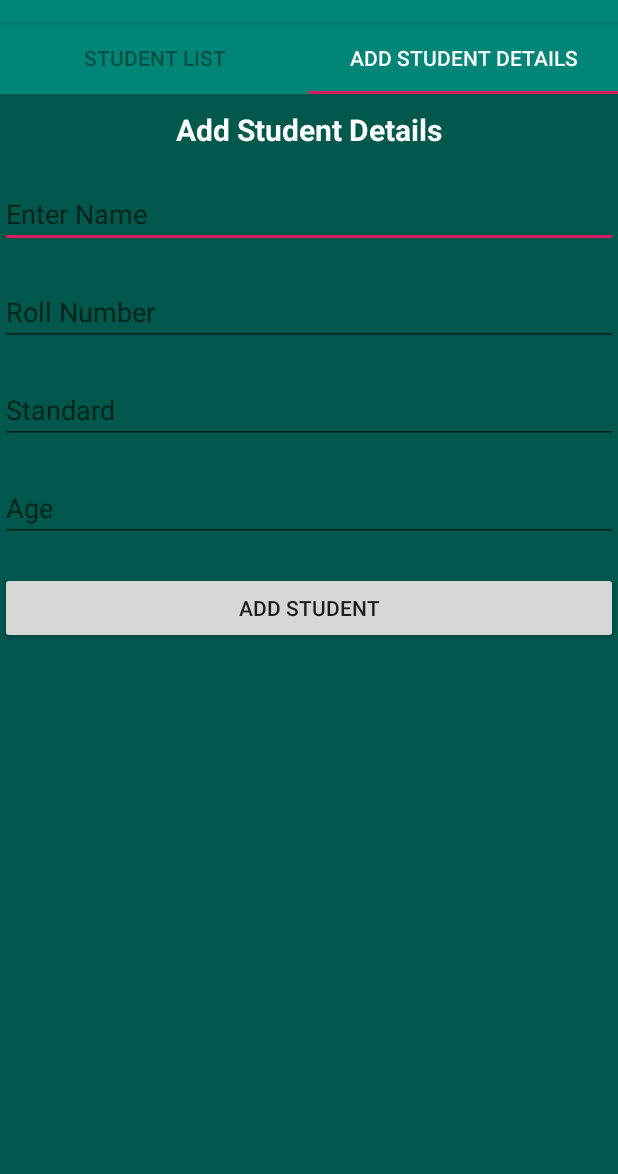
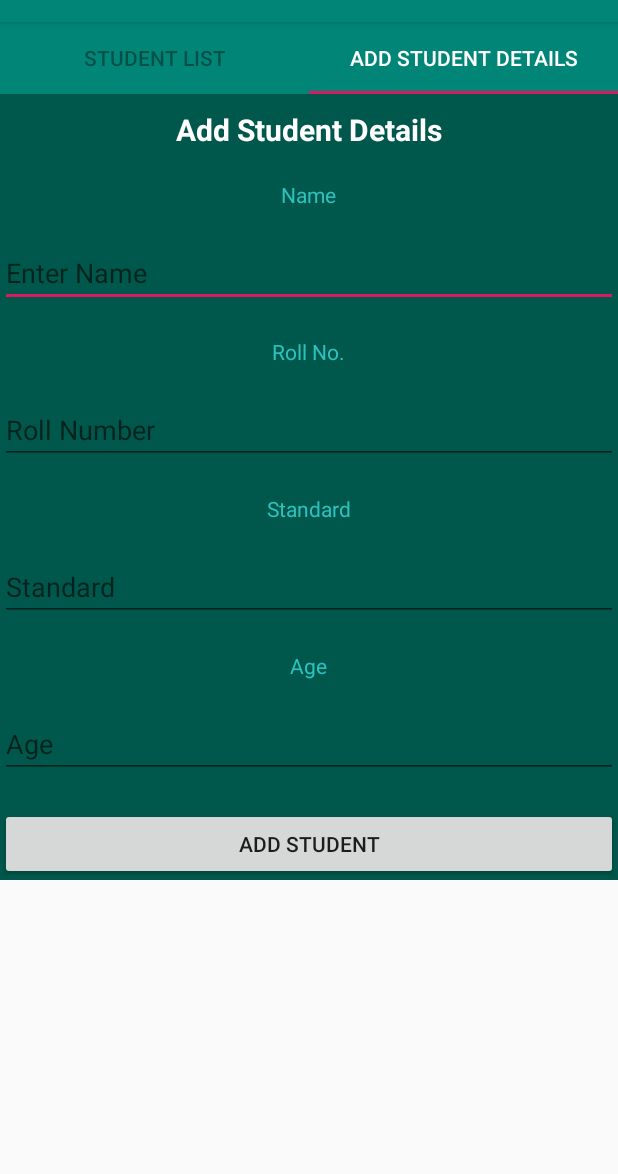
Before and after one commit to robinmalhotra/StudentManagementSystem, an Android app: the screen it shows after launch (StudentActivity), after a tap on "ADD STUDENT", on a phone screen of 412 x 824 dp, the part 62-1236 px from its top. Run offline under Robolectric (Android 15) with nearby library versions, the phone set to English and light mode, and no system bars.

Commit message:
Assignment Completed

```diff
--- a/app/src/main/AndroidManifest.xml
+++ b/app/src/main/AndroidManifest.xml
@@ -23,9 +23,9 @@
 
         <service android:name=".backgrounddbhandle.BackgroundService" />
         <service android:name=".backgrounddbhandle.BackgroundIntentService" />
-        <receiver android:name=".broadcastreceiver.StudentBroadcastReceiver" >
 
-        </receiver>
+
+        <receiver android:name=".fragment.StudentAddFragment$StudentBroadcastReceiver" />
 
 
     </application>
--- a/app/src/main/java/com/example/studentmanagementsystem/adapter/StudentFragmentAdapter.java
+++ b/app/src/main/java/com/example/studentmanagementsystem/adapter/StudentFragmentAdapter.java
@@ -4,6 +4,7 @@ import android.os.Bundle;
 import android.support.v4.app.Fragment;
 import android.support.v4.app.FragmentManager;
 import android.support.v4.app.FragmentPagerAdapter;
+import android.support.v4.app.FragmentTransaction;
 
 import com.example.studentmanagementsystem.fragment.StudentAddFragment;
 import com.example.studentmanagementsystem.fragment.StudentListFragment;
@@ -11,16 +12,25 @@ import com.example.studentmanagementsystem.fragment.StudentListFragment;
 public class StudentFragmentAdapter extends FragmentPagerAdapter {
 
     private String title[] = {"Student List","Add Student Details"};
+    FragmentManager ffm;
 
     public StudentFragmentAdapter(FragmentManager fm){
         super(fm);
+        ffm=fm;
     }
 
     @Override
     public Fragment getItem(int i) {
         switch (i){
             case 0:
-                return new StudentListFragment();
+
+
+                FragmentTransaction ft=ffm.beginTransaction();
+                ft.addToBackStack(null);
+                StudentListFragment st = new StudentListFragment();
+                ft.commit();
+
+                return st;
 
             case 1:
                 return new StudentAddFragment();
--- a/app/src/main/java/com/example/studentmanagementsystem/fragment/StudentAddFragment.java
+++ b/app/src/main/java/com/example/studentmanagementsystem/fragment/StudentAddFragment.java
@@ -33,12 +33,14 @@ import com.example.studentmanagementsystem.util.Constants;
 import com.example.studentmanagementsystem.validate.Validate;
 
 import java.util.ArrayList;
+import java.util.Objects;
 
 public class StudentAddFragment extends Fragment {
     private String oldIdOfStudent;
     private StudentBroadcastReceiver studentBroadcastReceiver = new StudentBroadcastReceiver();
     private Button mAddStudentButton;
     private EditText etStudentName, etStudentRoll, etStudentStandard, etStudentAge;
+    private TextView tvStudentDetails;
     private Context mContext;
     private Communicator mCommunicator;
     private ArrayList<StudentTemplate> mStudentList = new ArrayList<StudentTemplate>();
@@ -50,7 +52,6 @@ public class StudentAddFragment extends Fragment {
 
         IntentFilter intentFilter = new IntentFilter(Constants.FILTER_ACTION_KEY);
         LocalBroadcastManager.getInstance(mContext).registerReceiver(studentBroadcastReceiver,intentFilter);
-
 
     }
 
@@ -72,6 +73,14 @@ public class StudentAddFragment extends Fragment {
 
     }
 
+    public String getOldIdOfStudent() {
+        return oldIdOfStudent;
+    }
+
+    public void setOldIdOfStudent(String oldIdOfStudent) {
+        this.oldIdOfStudent = oldIdOfStudent;
+    }
+
     @Override
     public View onCreateView(LayoutInflater inflater, ViewGroup container,
                              Bundle savedInstanceState) {
@@ -82,14 +91,17 @@ public class StudentAddFragment extends Fragment {
         return view;
     }
 
-
+    /**
+     * Initialise components.
+     * @param view
+     */
     public void init(View view) {
-        Log.d("yyyyyy", "init: ");
          etStudentName = view.findViewById(R.id.etStudentNameText);
          etStudentRoll = view.findViewById(R.id.etStudentRollNumberText);
          etStudentStandard = view.findViewById(R.id.etStudentStandardText);
          etStudentAge = view.findViewById(R.id.etStudentAgeText);
          mAddStudentButton = view.findViewById(R.id.btnSaveStudent);
+         tvStudentDetails = view.findViewById(R.id.tvAddStudentDetails);
     }
 
     @Override
@@ -115,12 +127,21 @@ public class StudentAddFragment extends Fragment {
      *@param bundle - to pass data
      */
     public void updateStudent(Bundle bundle){
-        Log.d("yyyyyy", "updateStudent: ");
-        if(bundle.getString(Constants.CODE_TO_ADD_STUDENT).equals(Constants.UPDATE_IT)) {
-            etStudentName.setText(bundle.getString(Constants.NAME));
-            etStudentRoll.setText(bundle.getString(Constants.ROLL_NO));
-            etStudentStandard.setText(bundle.getString(Constants.STANDARD));
-            etStudentAge.setText(bundle.getString(Constants.AGE));
+
+        if(Objects.equals(bundle.getString(Constants.CODE_TO_ADD_STUDENT), Constants.UPDATE_IT)) {
+
+            StudentTemplate studentTemplate = bundle.getParcelable(Constants.THISSTUDENT);
+            assert studentTemplate != null;
+
+            //Set the Edittext fields as per the student that needs to be updated.
+            etStudentName.setText(studentTemplate.getStudentTemplateName());
+            Log.d("yyyyyy", "updateStudent: " + studentTemplate.getStudentTemplateName());
+            etStudentRoll.setText(studentTemplate.getStudentTemplateRoll());
+            etStudentStandard.setText(studentTemplate.getStudentTemplateStandard());
+            etStudentAge.setText(studentTemplate.getStudentTemplateAge());
+
+            setOldIdOfStudent(studentTemplate.getStudentTemplateRoll());
+
             editMode();
 
         }else if(bundle.getString(Constants.CODE_TO_ADD_STUDENT).equals(Constants.ADD_IT)){
@@ -130,12 +151,13 @@ public class StudentAddFragment extends Fragment {
             onClickButton();
         }
     }
-    // For the Activity that only shows the Student Details.
+
+    /**
+     * For the Activity that only shows the Student Details.
+      * @param student
+     */
     public void viewMode(StudentTemplate student){
-        Log.d("yyyyyy", "viewMode: ");
 
-        //StudentTemplate student = bundleData.getParcelable(Constants.STUDENT_LIST_FROM_MAIN);
-        Log.d("yyyyyy", "viewMode: " + student.getStudentTemplateName());
         etStudentName.setText(student.getStudentTemplateName());
         etStudentRoll.setText(student.getStudentTemplateRoll());
         etStudentStandard.setText(student.getStudentTemplateStandard());
@@ -148,14 +170,14 @@ public class StudentAddFragment extends Fragment {
         etStudentAge.setEnabled(false);
     }
 
-    //method to edit details of student
+    /**
+     * method to edit details of student
+     */
     @SuppressLint("SetTextI18n")
     public void editMode() {
         getActivity().setTitle(R.string.editstudenttitle);
-
-        mAddStudentButton.findViewById(R.id.btnSaveStudent);
-        mAddStudentButton.setText("Update Student");
-        //to return name and roll number through bundle to StudentList Fragment and update data using preferred operation
+        tvStudentDetails.setText(Constants.UPDATE_STUDENT_DETAILS);
+        mAddStudentButton.setText(Constants.UPDATE_STUDENT_DETAILS);
         mAddStudentButton.setOnClickListener(new View.OnClickListener() {
             @Override
             public void onClick(View v) {
@@ -169,7 +191,7 @@ public class StudentAddFragment extends Fragment {
                 bundle.putString(Constants.ROLL_NO,roll);
                 bundle.putString(Constants.STANDARD,standard);
                 bundle.putString(Constants.AGE,age);
-                generateDialog(bundle,Constants.UPDATE_IT,roll);
+                generateDialog(bundle,Constants.UPDATE_IT,getOldIdOfStudent());
             }
         });
     }
@@ -242,6 +264,9 @@ public class StudentAddFragment extends Fragment {
 
     }
 
+    /**
+     * When the add student button is clicked for a new student to be added.
+     */
     public void onClickButton() {
         mAddStudentButton.findViewById(R.id.btnSaveStudent);
 
@@ -290,14 +315,12 @@ public class StudentAddFragment extends Fragment {
         });
     }
 
-    }
-
 
 
     /**Inner broadcast receiver that receives the broadcast if the services have indeed added the elements
      * in the database.
      */
-    class StudentBroadcastReceiver extends BroadcastReceiver {
+    public class StudentBroadcastReceiver extends BroadcastReceiver {
         @Override
         public void onReceive(Context context, Intent intent) {
 
@@ -307,3 +330,5 @@ public class StudentAddFragment extends Fragment {
 
         }
     }
+
+}
--- a/app/src/main/java/com/example/studentmanagementsystem/util/Constants.java
+++ b/app/src/main/java/com/example/studentmanagementsystem/util/Constants.java
@@ -22,6 +22,8 @@ public class Constants {
     public static final String VIEW_STANDARD = "viewstandard";
     public static final String VIEW_AGE = "viewage";
 
+    public static final String UPDATE_STUDENT_DETAILS = "Update Student Details";
+
     public static final String NAME_MATCH ="^[a-zA-Z\\s]+$";
     public static final String ROLL_MATCH ="[+-]?[0-9][0-9]*";
     public static final String VIEW = "view";
--- a/app/src/main/res/layout/fragment_add_student.xml
+++ b/app/src/main/res/layout/fragment_add_student.xml
@@ -1,13 +1,15 @@
 <?xml version="1.0" encoding="utf-8"?>
-<LinearLayout
-xmlns:android="http://schemas.android.com/apk/res/android"
+<ScrollView xmlns:android="http://schemas.android.com/apk/res/android"
+    android:layout_width="match_parent"
+    android:layout_height="match_parent">
+
+    <LinearLayout xmlns:android="http://schemas.android.com/apk/res/android"
         xmlns:tools="http://schemas.android.com/tools"
         android:layout_width="match_parent"
         android:layout_height="match_parent"
+        android:background="@color/colorPrimaryDark"
         android:orientation="vertical"
-    android:background="@color/colorPrimaryDark"
         tools:context=".activity.StudentActivity">
-
 
 
         <TextView
@@ -33,6 +35,15 @@ xmlns:tools="http://schemas.android.com/tools"
             android:textStyle="bold"
             android:visibility="gone" />
 
+
+        <TextView
+            android:layout_width="wrap_content"
+            android:layout_height="wrap_content"
+            android:layout_gravity="center"
+            android:layout_marginTop="@dimen/margin20"
+            android:text="@string/name"
+            android:textColor="@color/colorHolder" />
+
         <EditText
             android:id="@+id/etStudentNameText"
             android:layout_width="match_parent"
@@ -44,6 +55,14 @@ xmlns:tools="http://schemas.android.com/tools"
             android:inputType="textPersonName"
             android:textColor="@color/cardview_light_background" />
 
+        <TextView
+            android:layout_width="wrap_content"
+            android:layout_height="wrap_content"
+            android:layout_gravity="center"
+            android:layout_marginTop="@dimen/margin20"
+            android:text="@string/roll_no"
+            android:textColor="@color/colorHolder" />
+
         <EditText
             android:id="@+id/etStudentRollNumberText"
             android:layout_width="match_parent"
@@ -52,6 +71,14 @@ xmlns:tools="http://schemas.android.com/tools"
             android:hint="@string/rollhint"
             android:inputType="number"
             android:textColor="@color/cardview_light_background" />
+
+        <TextView
+            android:layout_width="wrap_content"
+            android:layout_height="wrap_content"
+            android:layout_marginTop="@dimen/margin20"
+            android:layout_gravity="center"
+            android:text="@string/standard"
+            android:textColor="@color/colorHolder" />
 
 
         <EditText
@@ -63,8 +90,15 @@ xmlns:tools="http://schemas.android.com/tools"
             android:ems="10"
             android:hint="@string/standardhint"
             android:inputType="number"
-        android:textColor="@color/cardview_light_background"
-        />
+            android:textColor="@color/cardview_light_background" />
+
+        <TextView
+            android:layout_width="wrap_content"
+            android:layout_height="wrap_content"
+            android:layout_marginTop="@dimen/margin20"
+            android:layout_gravity="center"
+            android:text="@string/age"
+            android:textColor="@color/colorHolder" />
 
         <EditText
             android:id="@+id/etStudentAgeText"
@@ -86,3 +120,4 @@ xmlns:tools="http://schemas.android.com/tools"
             android:visibility="visible" />
 
     </LinearLayout>
+</ScrollView>
--- a/app/src/main/res/values/strings.xml
+++ b/app/src/main/res/values/strings.xml
@@ -41,6 +41,10 @@
     <string name="error">Error in retrieving data. Please try again</string>
     <string name="editstudenttitle">Edit Student</string>
     <string name="addstudenttext">Add Student</string>
+    <string name="age">Age</string>
+    <string name="standard">Standard</string>
+    <string name="roll_no">Roll No.</string>
+    <string name="name">Name</string>
 
     <string-array name="Dialog_Operations">
         <item>View</item>
```
Also changed, not shown: app/src/main/java/com/example/studentmanagementsystem/activity/StudentActivity.java (+12 -0 lines), app/src/main/java/com/example/studentmanagementsystem/backgrounddbhandle/BackgroundAsyncTasks.java (+12 -4 lines), app/src/main/java/com/example/studentmanagementsystem/backgrounddbhandle/BackgroundIntentService.java (+4 -3 lines), app/src/main/java/com/example/studentmanagementsystem/backgrounddbhandle/BackgroundService.java (+4 -3 lines), app/src/main/java/com/example/studentmanagementsystem/fragment/StudentListFragment.java (+28 -36 lines). Lines whose indentation alone changed are shown as unchanged.
